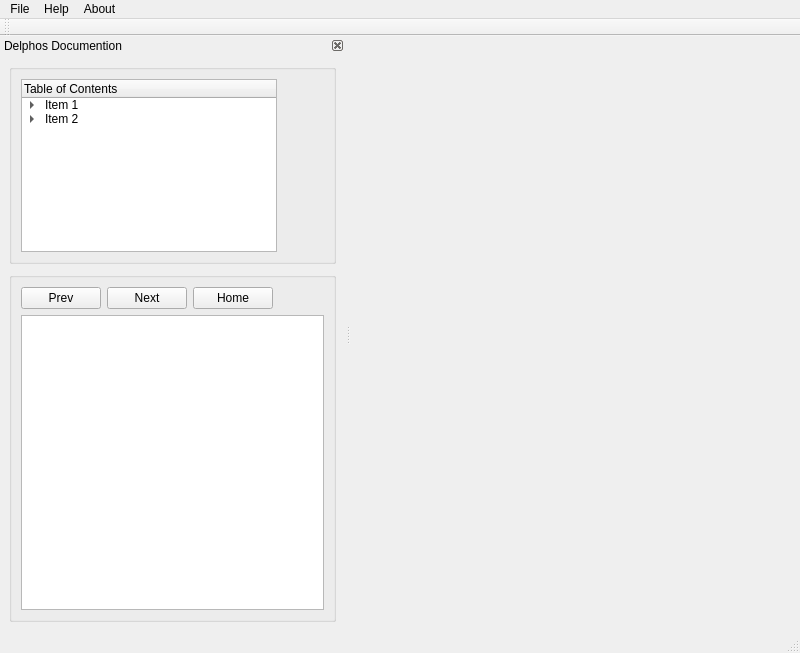
First picture: the form in src/gui/main_window.ui, repository Ecotrust/delphos, before the edit.
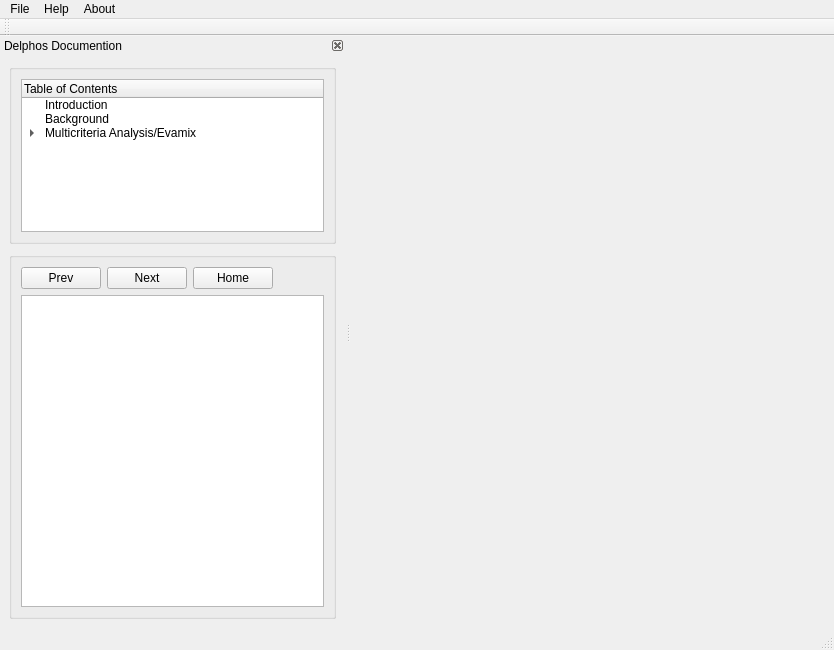
Second picture: the form after the edit. Custom widgets are drawn as their Qt base class.

Diff of the .ui file:
```diff
--- a/src/gui/main_window.ui
+++ b/src/gui/main_window.ui
@@ -5,8 +5,8 @@
    <rect>
     <x>0</x>
     <y>0</y>
-    <width>800</width>
-    <height>653</height>
+    <width>834</width>
+    <height>650</height>
    </rect>
   </property>
   <property name="minimumSize" >
@@ -24,7 +24,7 @@
     <rect>
      <x>0</x>
      <y>0</y>
-     <width>800</width>
+     <width>834</width>
      <height>22</height>
     </rect>
    </property>
@@ -56,7 +56,7 @@
   <widget class="QDockWidget" name="dock_doc" >
    <property name="minimumSize" >
     <size>
-     <width>200</width>
+     <width>300</width>
      <height>0</height>
     </size>
    </property>
@@ -90,7 +90,7 @@
          <property name="maximumSize" >
           <size>
            <width>16777215</width>
-           <height>200</height>
+           <height>180</height>
           </size>
          </property>
          <property name="title" >
@@ -108,7 +108,7 @@
             <property name="maximumSize" >
              <size>
               <width>400</width>
-              <height>16777215</height>
+              <height>167775</height>
              </size>
             </property>
             <column>
@@ -118,52 +118,31 @@
             </column>
             <item>
              <property name="text" >
-              <string>Item 1</string>
+              <string>Introduction</string>
              </property>
-             <item>
-              <property name="text" >
-               <string>1.1</string>
-              </property>
-             </item>
             </item>
             <item>
              <property name="text" >
-              <string>Item 2</string>
+              <string>Background</string>
              </property>
+            </item>
+            <item>
+             <property name="text" >
+              <string>Multicriteria Analysis/Evamix</string>
+             </property>
              <item>
               <property name="text" >
-               <string>2.1</string>
+               <string>References</string>
               </property>
              </item>
              <item>
               <property name="text" >
-               <string>2.2</string>
-              </property>
-             </item>
-             <item>
-              <property name="text" >
-               <string>2.3</string>
+               <string>Algorithm</string>
               </property>
              </item>
             </item>
            </widget>
           </item>
-          <item>
-           <spacer>
-            <property name="orientation" >
-             <enum>Qt::Horizontal</enum>
-            </property>
-            <property name="sizeType" >
-             <enum>QSizePolicy::Expanding</enum>
-            </property>
-            <property name="sizeHint" >
-             <size>
-              <width>0</width>
-              <height>169</height>
-             </size>
-            </property>
-           </spacer>
-          </item>
          </layout>
         </widget>
        </item>
```
